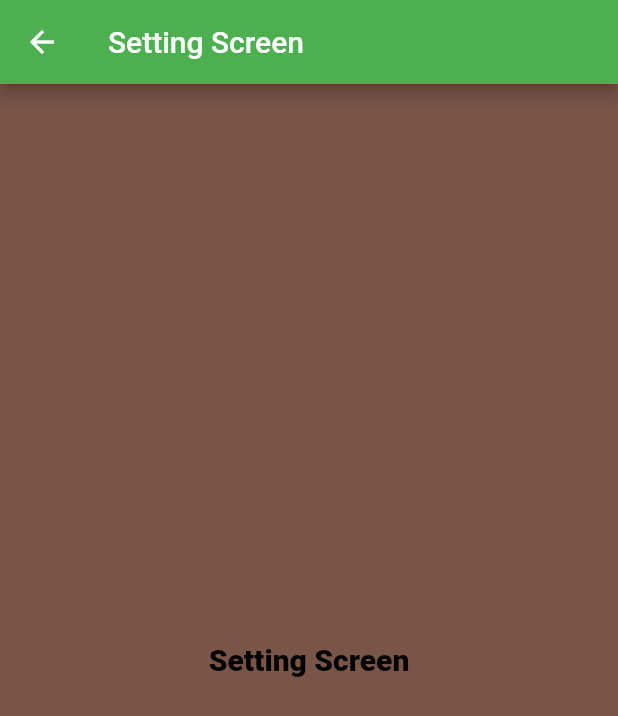
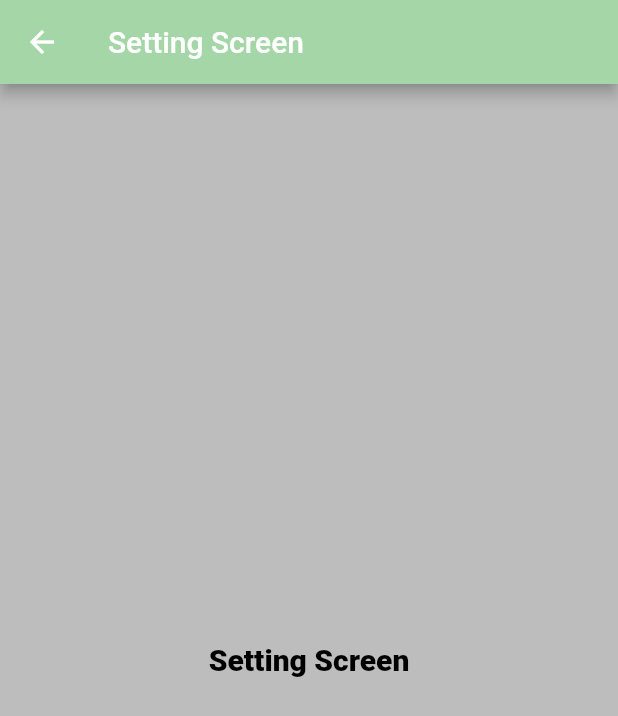
Before and after one commit to Naeel-Sabirov/test_flutter, a Flutter app: the SettingScreen screen opened directly, on a phone screen of 412 x 824 dp. Shown: the top 716 px of the screen. Run offline on Flutter 3.47's test engine with Material 2 defaults, Android fonts, the phone set to English and light mode, and no system bars.

Commit message:
change colors in setting_screen

```diff
--- a/lib/setting_screen.dart
+++ b/lib/setting_screen.dart
@@ -7,9 +7,9 @@ class SettingScreen extends StatelessWidget {
   @override
   Widget build(BuildContext context) {
     return Scaffold(
-      backgroundColor: Colors.brown,
+      backgroundColor: Colors.grey[400],
       appBar: AppBar(
-        backgroundColor: Colors.green,
+        backgroundColor: Colors.green[200],
         title: const Text('Setting Screen'),
       ),
       body: const Center(
```
